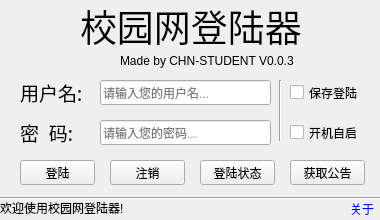
Before: the Qt Designer form srun-3k-ui/mainwindow.ui in ehaut/srun3k-client-ui, drawn with Qt 5.
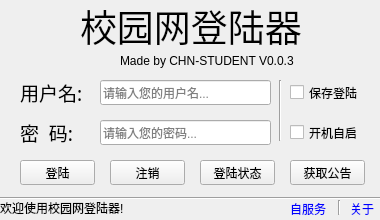
After: the same form once the commit is applied.

The edit to the form file:
```diff
--- a/srun-3k-ui/mainwindow.ui
+++ b/srun-3k-ui/mainwindow.ui
@@ -290,6 +290,41 @@
      <enum>Qt::Vertical</enum>
     </property>
    </widget>
+   <widget class="Line" name="line_3">
+    <property name="geometry">
+     <rect>
+      <x>319</x>
+      <y>200</y>
+      <width>41</width>
+      <height>15</height>
+     </rect>
+    </property>
+    <property name="orientation">
+     <enum>Qt::Vertical</enum>
+    </property>
+   </widget>
+   <widget class="QLabel" name="SERVICE">
+    <property name="geometry">
+     <rect>
+      <x>290</x>
+      <y>200</y>
+      <width>41</width>
+      <height>16</height>
+     </rect>
+    </property>
+    <property name="sizePolicy">
+     <sizepolicy hsizetype="Minimum" vsizetype="Fixed">
+      <horstretch>0</horstretch>
+      <verstretch>0</verstretch>
+     </sizepolicy>
+    </property>
+    <property name="text">
+     <string>&lt;html&gt;&lt;head/&gt;&lt;body&gt;&lt;p&gt;&lt;a href=&quot;http://172.16.154.130:8800/&quot;&gt;&lt;span style=&quot; text-decoration: underline; color:#0000ff;&quot;&gt;自服务&lt;/span&gt;&lt;/a&gt;&lt;/p&gt;&lt;/body&gt;&lt;/html&gt;</string>
+    </property>
+    <property name="openExternalLinks">
+     <bool>true</bool>
+    </property>
+   </widget>
   </widget>
  </widget>
  <layoutdefault spacing="6" margin="11"/>
```
Left out of the diff: 32 changed lines with no effect on the pictures.
